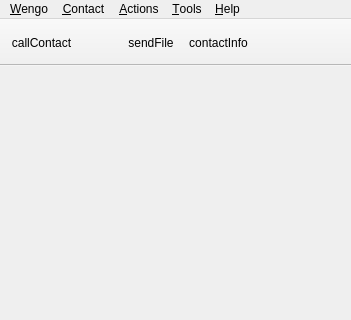
The window that wengophone/src/presentation/qt/chat/ChatMainWindow.ui (tkrotoff/WengoPhone) describes before a commit, drawn with Qt 5; both pictures show x 0 to 351 and y 0 to 320 of the 351 by 542 pixel window.
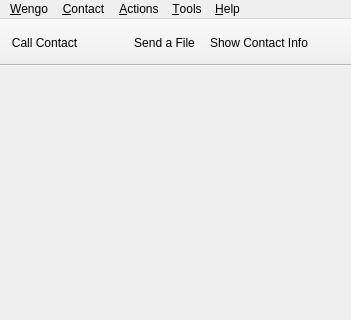
The same window after the commit. Icons and pictures are not drawn.

Commit message: change actions tooltips

What changed in the file:
```diff
--- a/wengophone/src/presentation/qt/chat/ChatMainWindow.ui
+++ b/wengophone/src/presentation/qt/chat/ChatMainWindow.ui
@@ -126,7 +126,13 @@
     <iconset resource="../wengophone.qrc" >:/pics/contact/call.png</iconset>
    </property>
    <property name="text" >
-    <string>callContact</string>
+    <string>Call Contact</string>
+   </property>
+   <property name="iconText" >
+    <string>Call Contact</string>
+   </property>
+   <property name="toolTip" >
+    <string>Call Contact</string>
    </property>
   </action>
   <action name="actionSendFile" >
@@ -134,7 +140,13 @@
     <iconset resource="../wengophone.qrc" >:/pics/filetransfer/send-file.png</iconset>
    </property>
    <property name="text" >
-    <string>sendFile</string>
+    <string>Send a File</string>
+   </property>
+   <property name="iconText" >
+    <string>Send a File</string>
+   </property>
+   <property name="toolTip" >
+    <string>Send a File</string>
    </property>
   </action>
   <action name="actionCreateChatConf" >
@@ -150,7 +162,13 @@
     <iconset resource="../wengophone.qrc" >:/pics/chat/contact-details.png</iconset>
    </property>
    <property name="text" >
-    <string>contactInfo</string>
+    <string>Show Contact Info</string>
+   </property>
+   <property name="iconText" >
+    <string>Show Contact Info</string>
+   </property>
+   <property name="toolTip" >
+    <string>Show Contact Info</string>
    </property>
   </action>
   <action name="actionBlockContact" >
```
Left out of the diff: 10 changed lines with no effect on the pictures.
